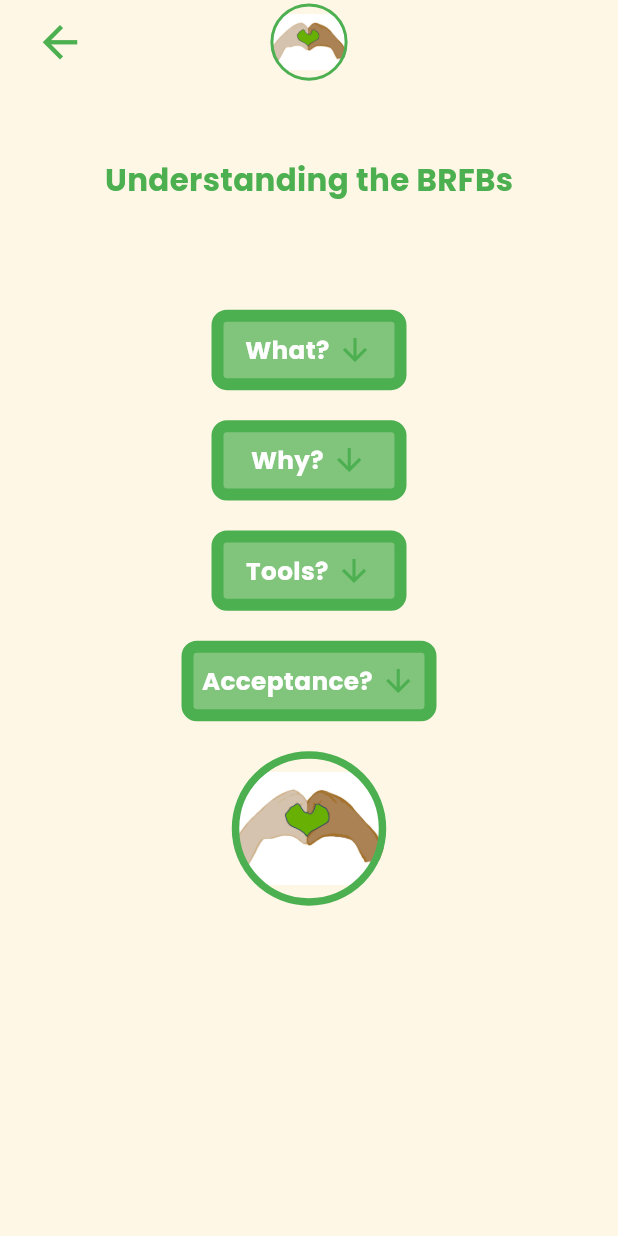
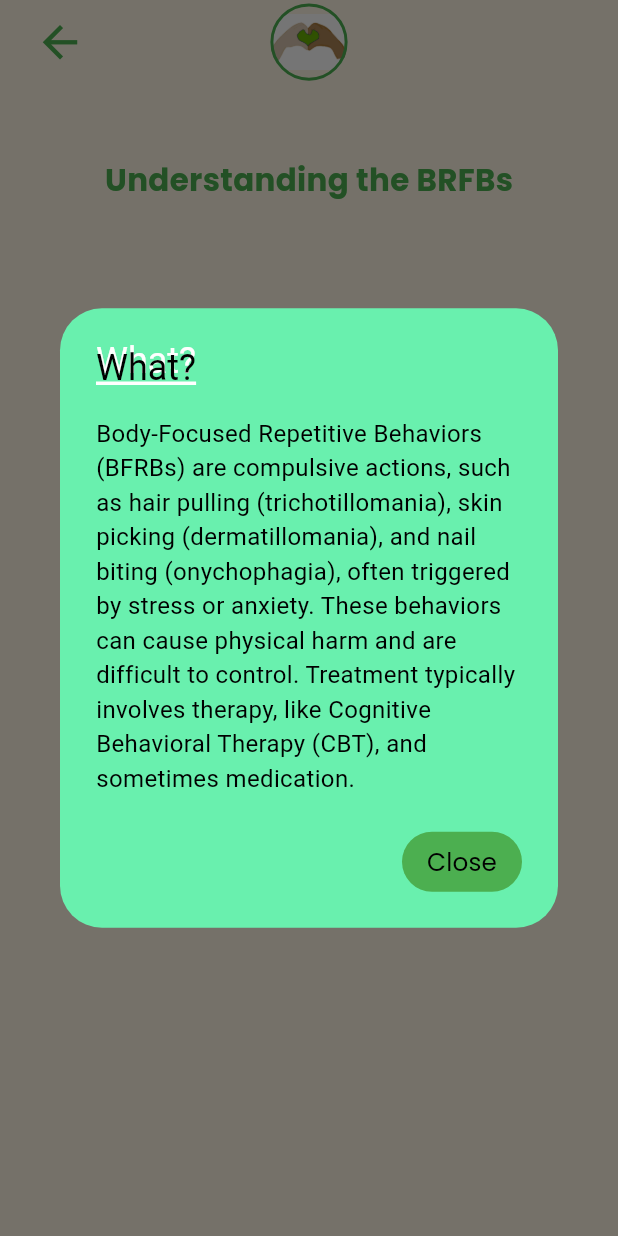
Before and after one commit to salehahmad798/vidhya_app, a Flutter app: the UnderstandingBrfbs screen opened directly, after a tap on "What?", on a phone screen of 412 x 824 dp. Run offline on Flutter 3.47's test engine with Material 3 defaults, Android fonts, the light colour scheme and no system bars; our stand-ins replace fl_chart, flutter_screenutil, get, get_storage, shared_preferences; accounts and stored records are empty.

Commit message:
add text done

```diff
--- a/lib/screens/understanding_BRFBs.dart
+++ b/lib/screens/understanding_BRFBs.dart
@@ -2,6 +2,7 @@ import 'package:flutter/material.dart';
 import 'package:flutter_screenutil/flutter_screenutil.dart';
 import 'package:vidhya_app/main.dart';
 import 'package:vidhya_app/screens/home_screen.dart';
+import 'package:vidhya_app/utils/app_colors.dart';
 import 'package:vidhya_app/utils/app_images.dart';
 import 'package:vidhya_app/widgets/custom_appbar.dart';
 import 'package:vidhya_app/widgets/custom_text.dart';
@@ -48,7 +49,10 @@ class _UnderstandingBrfbsState extends State<UnderstandingBrfbs> {
                   width: 130,
                   color: Colors.green.withOpacity(0.7),
                   iconEnable: true,
-                  onTap: () {}),
+                  onTap: () {
+                    openDialog('What?',
+                        "Body-Focused Repetitive Behaviors (BFRBs) are compulsive actions, such as hair pulling (trichotillomania), skin picking (dermatillomania), and nail biting (onychophagia), often triggered by stress or anxiety. These behaviors can cause physical harm and are difficult to control. Treatment typically involves therapy, like Cognitive Behavioral Therapy (CBT), and sometimes medication.");
+                  }),
               SizedBox(
                 height: 20,
               ),
@@ -59,7 +63,10 @@ class _UnderstandingBrfbsState extends State<UnderstandingBrfbs> {
                   width: 130,
                   color: Colors.green.withOpacity(0.7),
                   iconEnable: true,
-                  onTap: () {}),
+                  onTap: () {
+                    openDialog("Why?",
+                        "Body-Focused Repetitive Behaviors (BFRBs) occur as coping mechanisms for managing stress, anxiety, or boredom, providing temporary relief or satisfaction.They can be influenced by genetic predisposition, neurological factors such as brain chemical imbalances, and environmental triggers. Over time, these behaviors may become ingrained habits, making them di cult to stop.");
+                  }),
               SizedBox(
                 height: 20,
               ),
@@ -70,7 +77,10 @@ class _UnderstandingBrfbsState extends State<UnderstandingBrfbs> {
                   width: 130,
                   color: Colors.green.withOpacity(0.7),
                   iconEnable: true,
-                  onTap: () {}),
+                  onTap: () {
+                    openDialog("Tools?",
+                        "Tools for managing Body-Focused Repetitive Behaviors (BFRBs) include habit-tracking apps to identify patterns and triggers, and fidget toys or awareness devices that o er physical distractions. Journaling can help track occurrences and triggers, while Cognitive Behavioral Therapy (CBT) provides strategies to manage the behaviors. Barrier methods like bandages or gloves can also help prevent the behavior.");
+                  }),
               SizedBox(
                 height: 20,
               ),
@@ -81,7 +91,10 @@ class _UnderstandingBrfbsState extends State<UnderstandingBrfbs> {
                   width: 170,
                   color: Colors.green.withOpacity(0.7),
                   iconEnable: true,
-                  onTap: () {}),
+                  onTap: () {
+                    openDialog("Acceptance?",
+                        "Accepting a Body-Focused Repetitive Behavior (BFRB) involves recognizing it as a part of your experience while focusing on managing it constructively. Start by acknowledging that having a BFRB does not define your worth or capabilities. Educate yourself about the behavior to understand its triggers and impacts better. Seek support from professionals, support groups, or trusted individuals to share experiences and strategies. Practice self-compassion and remind yourself that managing a BFRB is a journey that involves progress, not perfection.");
+                  }),
               SizedBox(
                 height: 20,
               ),
@@ -107,4 +120,45 @@ class _UnderstandingBrfbsState extends State<UnderstandingBrfbs> {
       ),
     );
   }
+
+  openDialog(String title, String description) {
+    showDialog(
+      context: context,
+      builder: (BuildContext context) {
+        return AlertDialog(
+          backgroundColor: Colors.greenAccent,
+          title: Text(title,
+              style: TextStyle(
+                color: Colors.black,
+                decoration: TextDecoration.underline,
+                decorationColor: Colors.white,
+                decorationThickness: 2,
+                shadows: [Shadow(color: Colors.white, offset: Offset(0, -5))],
+              )),
+          content: Text(
+            description,
+            style: TextStyle(color: Colors.black, fontSize: 16),
+          ),
+          actions: [
+            Container(
+              width: 80,
+              height: 40,
+              decoration: BoxDecoration(
+                  color: Colors.green, borderRadius: BorderRadius.circular(50)),
+              child: TextButton(
+                child: CText(
+                  text: 'Close',
+                  fontSize: 16,
+                  color: Colors.black,
+                ),
+                onPressed: () {
+                  Navigator.of(context).pop();
+                },
+              ),
+            ),
+          ],
+        );
+      },
+    );
+  }
 }
```
Also changed, not shown: lib/screens/mood_screen.dart (+10 -10 lines).
